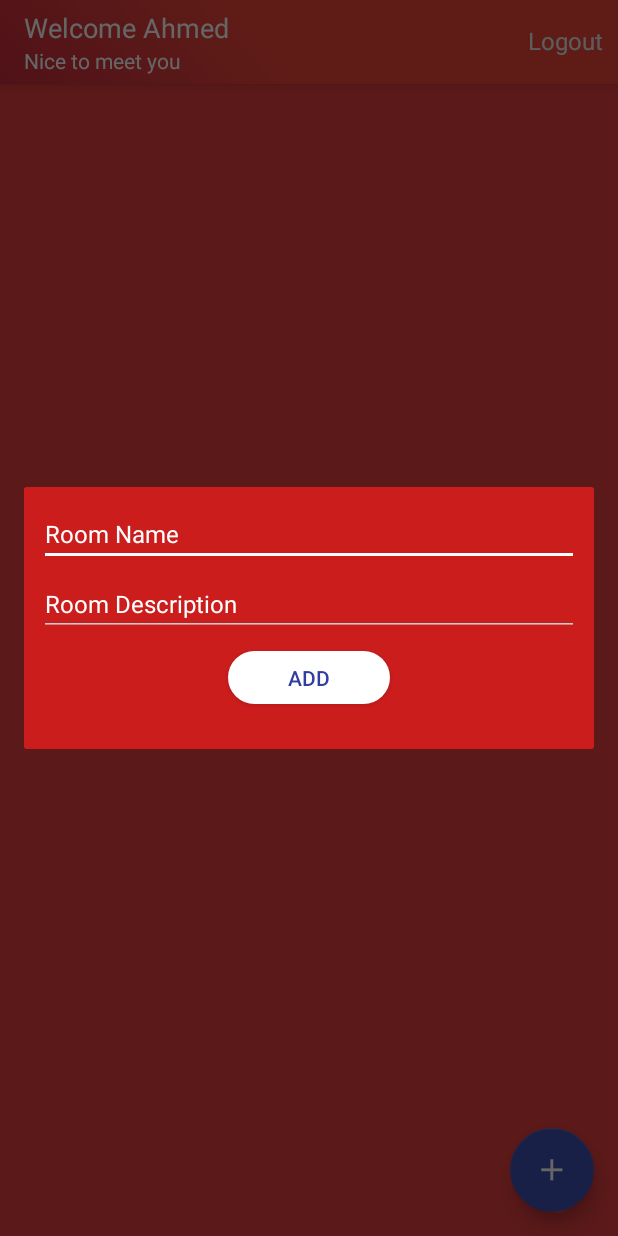
After one commit to AhmedFouad60/Foushenger, an Android app: the fragment AddChatRoomFragment placed in its activity, on a phone screen of 412 x 824 dp. The commit adds this screen. Run offline under Robolectric (Android 15) with nearby library versions, the phone set to English and light mode, and no system bars; libraries missing offline, so code that uses them is left out: io.realm; 2 statements that could not run were skipped.

Commit message:
adding dialog fragment to add new chat if the user is admin [i'll test it tomorrow :) ]

```diff
--- a/Foushenger/app/src/main/AndroidManifest.xml
+++ b/Foushenger/app/src/main/AndroidManifest.xml
@@ -22,7 +22,7 @@
         <activity android:name=".SignInActivity" />
 
         <activity android:name=".MainActivity"
-              android:theme="@style/AppTheme"
+
         />
 
         <activity android:name=".SignUpActivity"></activity>
--- /dev/null
+++ b/Foushenger/app/src/main/java/com/example/foush/foushenger/Fragments/AddChatRoomFragment.java
@@ -0,0 +1,90 @@
+package com.example.foush.foushenger.Fragments;
+
+import android.os.Bundle;
+import android.support.annotation.Nullable;
+import android.support.v4.app.DialogFragment;
+import android.view.LayoutInflater;
+import android.view.View;
+import android.view.ViewGroup;
+import android.widget.Button;
+import android.widget.EditText;
+import android.widget.Toast;
+
+import com.example.foush.foushenger.R;
+import com.example.foush.foushenger.models.ChatRoom;
+import com.example.foush.foushenger.models.MainResponse;
+import com.example.foush.foushenger.webservices.API;
+import com.example.foush.foushenger.webservices.ServiceGenerator;
+
+import retrofit2.Call;
+import retrofit2.Callback;
+import retrofit2.Response;
+
+/**
+ * Created by foush on 10/25/17.
+ */
+
+public class AddChatRoomFragment extends DialogFragment{
+
+    public AddChatRoomFragment(){}
+
+
+
+
+
+
+
+
+    @Nullable
+    @Override
+    public View onCreateView(LayoutInflater inflater, @Nullable ViewGroup container, Bundle savedInstanceState) {
+         View v=inflater.inflate(R.layout.fragment_add_chat_room,container,false);
+
+        Button btn_add_room=(Button)v.findViewById(R.id.btn_add_room);
+        final EditText RoomName=(EditText)v.findViewById(R.id.et_room_name);
+        final EditText RoomDesc=(EditText)v.findViewById(R.id.et_room_desc);
+
+        btn_add_room.setOnClickListener(new View.OnClickListener() {
+            @Override
+            public void onClick(View v) {
+                String chatName=RoomName.getText().toString();
+                String chatDesc=RoomDesc.getText().toString();
+                ChatRoom room=new ChatRoom();
+                room.room_name=chatName;
+                room.room_desc=chatDesc;
+                API add_chat_room= ServiceGenerator.createService(API.class);
+                Call<MainResponse> call=add_chat_room.addChatRoom(room);
+                call.enqueue(new Callback<MainResponse>() {
+                    @Override
+                    public void onResponse(Call<MainResponse> call, Response<MainResponse> response) {
+                        if(response.body().status=="1"){
+                            Toast.makeText(getActivity(), response.body().message, Toast.LENGTH_SHORT).show();
+                            dismiss();
+                        }else {
+                            Toast.makeText(getActivity(), response.body().message, Toast.LENGTH_SHORT).show();
+                            dismiss();
+                        }
+
+
+                    }
+
+                    @Override
+                    public void onFailure(Call<MainResponse> call, Throwable t) {
+
+                    }
+                });
+
+
+
+
+
+
+            }
+        });
+                return v;
+    }
+
+
+
+
+}
--- a/Foushenger/app/src/main/java/com/example/foush/foushenger/MainActivity.java
+++ b/Foushenger/app/src/main/java/com/example/foush/foushenger/MainActivity.java
@@ -1,14 +1,15 @@
 package com.example.foush.foushenger;
 
 import android.os.Bundle;
+import android.support.design.widget.FloatingActionButton;
 import android.support.v7.app.AppCompatActivity;
-import android.support.v7.widget.RecyclerView;
 import android.view.View;
-import android.widget.Button;
 import android.widget.ListView;
+import android.widget.TextView;
 import android.widget.Toast;
 
 import com.example.foush.foushenger.Adapter.ChatRoomsAdapter;
+import com.example.foush.foushenger.Fragments.AddChatRoomFragment;
 import com.example.foush.foushenger.Utils.Session;
 import com.example.foush.foushenger.models.ChatRoom;
 import com.example.foush.foushenger.models.User;
@@ -22,30 +23,63 @@ import retrofit2.Callback;
 import retrofit2.Response;
 
 public class MainActivity extends AppCompatActivity {
-    Button logout;
-    private RecyclerView recyclerView;
+    TextView logout;
+
+
+
     @Override
     protected void onCreate(Bundle savedInstanceState) {
         super.onCreate(savedInstanceState);
         setContentView(R.layout.activity_main);
+        TextView toolbarTitle=(TextView) findViewById(R.id.toolbar_title);
+
+        TextView toolbarDesc=(TextView)findViewById(R.id.toolbar_desc);
+
+        FloatingActionButton addCharRoomFab= (FloatingActionButton) findViewById(R.id.add_char_room_fab);
+
+
+
+
+
+
+
+
+        //get all rooms to the user after entering this activity
         getChatRooms();
 
         User user= Session.getInstance().getUser();
-/* Add fab button if the user is admin and set his email to the top bar
+// Add fab button if the user is admin and set his email to the top bar
         if(user != null){
            toolbarTitle.setText(getString(R.string.welcome)+user.username);
             toolbarDesc.setText(R.string.nice_to_meet_you);
             if(user.isAdmin){
                 toolbarDesc.setText(R.string.nice_to_meet_you_admin);
-                addCjarRoomFab.setvisibility(View.VISIBLE);
+                addCharRoomFab.setVisibility(View.VISIBLE);
             }else {
                 addCharRoomFab.setVisibility(View.GONE);
             }
 
         }
-        */
 
-        logout=(Button)findViewById(R.id.logout);
+        //add listener for the fab button
+
+        addCharRoomFab.setOnClickListener(new View.OnClickListener() {
+            @Override
+            public void onClick(View v) {
+                getSupportFragmentManager()
+                        .beginTransaction()
+                        .add(R.id.mainlayout,new AddChatRoomFragment(),"addChatRoom")
+                        .commit();
+
+            }
+        });
+
+
+
+
+
+
+        logout=(TextView)findViewById(R.id.toolbar_tv_logout);
         logout.setOnClickListener(new View.OnClickListener() {
             @Override
             public void onClick(View v) {
@@ -62,7 +96,7 @@ public class MainActivity extends AppCompatActivity {
 
     }//End of onCreate
 
-    private void getChatRooms(){
+   public void getChatRooms(){
 
         API api= ServiceGenerator.createService(API.class);
         Call<List<ChatRoom>> call=api.getAllChatRooms();
@@ -89,3 +123,38 @@ public class MainActivity extends AppCompatActivity {
 
     }
 }//End of the Activity
+
+/**notes
+ * **how to make fragment?
+ * first thing first :fragment is like the Activity  but we can put fragment within Activity thing that we
+ * can't do with Activity within Activity
+ *
+ * 1-make class addchatrooms extends [fragment]
+ * and @override at least onCreate and OnCreatView
+ *
+ * 2-go to his parent activity i.e(MainActivity) and use Fragment Actiivty to get it to this Activity
+ *       getSupportFragmentManager()
+                    .beginTransaction()
+                    .add(new AddChatRoomFragment(),"addChatRoom")
+                    .commit();
+ *
+ *
+ * 3-create the layout for the fragment
+ *
+ *
+ *
+ *
+ *
+ * **/
+
+
+
+ /*
+        include the fragment of dialog to ask admin to add chat Rooms when clik on the fab button
+
+        getSupportFragmentManager()
+                .beginTransaction()
+                .add(R.id.mainlayout,new AddChatRoomFragment(),"addChatRoom")
+                .commit();
+
+        */
--- /dev/null
+++ b/Foushenger/app/src/main/res/drawable/btn_login_bg.xml
@@ -0,0 +1,16 @@
+<?xml version="1.0" encoding="utf-8"?>
+<selector xmlns:android="http://schemas.android.com/apk/res/android">
+    <item android:state_pressed="true">
+        <shape>
+            <corners android:radius="360dp" />
+            <solid android:color="@color/colorPrimaryDark" />
+        </shape>
+    </item>
+
+    <item>
+        <shape>
+            <corners android:radius="360dp" />
+            <solid android:color="@color/white" />
+        </shape>
+    </item>
+</selector>
--- a/Foushenger/app/src/main/res/layout/activity_main.xml
+++ b/Foushenger/app/src/main/res/layout/activity_main.xml
@@ -1,64 +1,88 @@
 <?xml version="1.0" encoding="utf-8"?>
-<ScrollView
+<android.support.design.widget.CoordinatorLayout xmlns:android="http://schemas.android.com/apk/res/android"
+    xmlns:app="http://schemas.android.com/apk/res-auto"
     xmlns:tools="http://schemas.android.com/tools"
-    xmlns:app="http://schemas.android.com/apk/res-auto"
-    xmlns:android="http://schemas.android.com/apk/res/android"
-
-    android:layout_width="fill_parent"
-    android:layout_height="fill_parent"
-    android:fillViewport="true">
-<RelativeLayout
-
-
     android:layout_width="match_parent"
     android:layout_height="match_parent"
-    app:layout_behavior="@string/appbar_scrolling_view_behavior"
-    tools:showIn="@layout/activity_main"
-    tools:context=".MainActivity">
+    android:fitsSystemWindows="true"
+    tools:context=".MainActivity"
+    android:id="@+id/mainlayout"
+    >
 
-
-    <LinearLayout xmlns:android="http://schemas.android.com/apk/res/android"
-        android:layout_width="fill_parent"
-        android:layout_height="fill_parent"
-        android:orientation="vertical" >
-
-        <ListView
-            android:id="@+id/ListView"
-            android:layout_width="fill_parent"
-            android:layout_height="0dp"
-            android:layout_weight="1"
-            android:layout_marginBottom="10dp"
-            android:layout_marginTop="5dp"
-            android:background="@android:color/transparent"
-            android:cacheColorHint="@android:color/transparent"
-            android:divider="#CCCCCC"
-            android:dividerHeight="1dp"
-            android:paddingLeft="2dp"
-
-
-            >
-
-        </ListView>
-
-    </LinearLayout>
+    <android.support.design.widget.AppBarLayout
+        android:layout_width="match_parent"
+        android:layout_height="wrap_content"
 
 
 
-        <Button
-            android:id="@+id/logout"
 
-          android:layout_alignParentBottom="true"
-            android:textColor="@color/white"
-            android:layout_width="match_parent"
-            android:layout_height="wrap_content"
-            android:text="logout"
-            android:textAppearance="?android:textAppearanceMedium"
-
-            />
+        >
 
 
-</RelativeLayout>
+        <android.support.v7.widget.Toolbar
+            android:id="@+id/toolbar"
+            android:layout_width="match_parent"
+            android:layout_height="?attr/actionBarSize"
+            android:background="@drawable/bg_toolbar"
+            app:popupTheme="@style/AppTheme">
+
+            <RelativeLayout
+                android:layout_width="match_parent"
+                android:layout_height="match_parent"
+                android:gravity="center_vertical">
+
+                <LinearLayout
+                    android:layout_width="wrap_content"
+                    android:layout_height="wrap_content"
+                    android:layout_alignParentLeft="true"
+                    android:layout_alignParentStart="true"
+                    android:orientation="vertical">
+
+                    <TextView
+                        android:id="@+id/toolbar_title"
+                        android:layout_width="match_parent"
+                        android:layout_height="wrap_content"
+                        android:text="Welcome Ahmed"
+                        android:textColor="@color/white"
+                        android:textSize="18sp" />
+
+                    <TextView
+                        android:id="@+id/toolbar_desc"
+                        android:layout_width="match_parent"
+                        android:layout_height="wrap_content"
+                        android:text="Nice to meet you"
+                        android:textColor="@color/white" />
+
+                </LinearLayout>
+
+                <TextView
+                    android:id="@+id/toolbar_tv_logout"
+                    android:layout_width="wrap_content"
+                    android:layout_height="wrap_content"
+                    android:layout_alignParentEnd="true"
+                    android:layout_alignParentRight="true"
+                    android:layout_marginEnd="10dp"
+                    android:layout_marginRight="20dp"
+                    android:layout_marginTop="10dp"
+                    android:text="@string/logout"
+                    android:textColor="@color/colorDivider"
+                    android:textSize="16sp" />
+            </RelativeLayout>
+        </android.support.v7.widget.Toolbar>
+
+    </android.support.design.widget.AppBarLayout>
+
+    <android.support.design.widget.FloatingActionButton
+        android:id="@+id/add_char_room_fab"
+        android:layout_width="wrap_content"
+        android:layout_height="wrap_content"
+        android:layout_gravity="bottom|end"
+        android:layout_margin="16dp"
+        android:visibility="visible"
+        app:backgroundTint="@color/colorPrimary"
+        app:srcCompat="@drawable/ic_add_white_36dp" />
+
+    <include layout="@layout/content_main" />
 
 
-
-</ScrollView>
+</android.support.design.widget.CoordinatorLayout>
--- /dev/null
+++ b/Foushenger/app/src/main/res/layout/content_main.xml
@@ -0,0 +1,56 @@
+<?xml version="1.0" encoding="utf-8"?>
+<ScrollView
+    xmlns:tools="http://schemas.android.com/tools"
+    xmlns:app="http://schemas.android.com/apk/res-auto"
+    xmlns:android="http://schemas.android.com/apk/res/android"
+
+    android:layout_width="match_parent"
+    android:layout_height="match_parent"
+    android:fillViewport="true">
+    android:layout_marginBottom="16dp"
+    android:layout_marginTop="16dp"
+    <RelativeLayout
+
+
+        android:layout_width="match_parent"
+        android:layout_height="match_parent"
+        app:layout_behavior="@string/appbar_scrolling_view_behavior"
+        tools:showIn="@layout/activity_main"
+        tools:context=".MainActivity">
+
+
+        <LinearLayout xmlns:android="http://schemas.android.com/apk/res/android"
+            android:layout_width="fill_parent"
+            android:layout_height="fill_parent"
+            android:orientation="vertical" >
+
+            <ListView
+                android:id="@+id/ListView"
+                android:layout_width="fill_parent"
+
+               android:layout_height="match_parent"
+                android:layout_marginBottom="0dp"
+                android:layout_marginTop="55dp"
+                android:background="@android:color/transparent"
+                android:cacheColorHint="@android:color/transparent"
+                android:divider="#CCCCCC"
+                android:dividerHeight="1dp"
+                android:paddingLeft="2dp"
+
+
+                >
+
+            </ListView>
+
+        </LinearLayout>
+
+
+
+
+
+
+    </RelativeLayout>
+
+
+
+</ScrollView>
--- /dev/null
+++ b/Foushenger/app/src/main/res/layout/fragment_add_chat_room.xml
@@ -0,0 +1,88 @@
+<FrameLayout xmlns:android="http://schemas.android.com/apk/res/android"
+    xmlns:tools="http://schemas.android.com/tools"
+    android:layout_width="match_parent"
+    android:layout_height="wrap_content"
+    android:background="@color/primary_darker"
+    android:minWidth="250dp"
+    android:layout_marginTop="200dp"
+    tools:context="com.example.foush.foushenger.Fragments.AddChatRoomFragment">
+
+    <RelativeLayout
+        android:layout_width="match_parent"
+        android:layout_height="match_parent"
+
+
+        >
+
+        <LinearLayout
+            android:id="@+id/lnlt_body"
+            android:layout_width="match_parent"
+            android:layout_height="wrap_content"
+            android:orientation="vertical"
+            android:padding="10dp"
+            android:visibility="visible">
+
+            <EditText
+                android:id="@+id/et_room_name"
+                android:layout_width="match_parent"
+                android:layout_height="wrap_content"
+                android:hint="@string/room_name"
+                android:textColor="@color/white"
+                android:textColorHint="@color/white"
+                android:textSize="16sp" />
+
+            <EditText
+                android:id="@+id/et_room_desc"
+                android:layout_width="match_parent"
+                android:layout_height="wrap_content"
+                android:layout_marginTop="4dp"
+                android:hint="@string/room_desc"
+                android:textColor="@color/white"
+                android:textColorHint="@color/white"
+                android:textSize="16sp" />
+
+            <Button
+                android:id="@+id/btn_add_room"
+                android:layout_width="wrap_content"
+                android:layout_height="35dp"
+                android:layout_gravity="center"
+                android:layout_marginBottom="20dp"
+                android:layout_marginTop="10dp"
+                android:background="@drawable/btn_login_bg"
+                android:paddingEnd="40dp"
+                android:paddingLeft="40dp"
+                android:paddingRight="40dp"
+                android:paddingStart="40dp"
+                android:text="@string/add"
+                android:textColor="@color/colorPrimaryDark" />
+
+        </LinearLayout>
+
+        <RelativeLayout
+            android:id="@+id/rllt_loading"
+            android:layout_width="match_parent"
+            android:layout_height="wrap_content"
+            android:layout_marginBottom="20dp"
+            android:visibility="gone">
+
+            <ProgressBar
+                android:id="@+id/prgs_loading"
+                android:layout_width="wrap_content"
+                android:layout_height="wrap_content"
+                android:layout_centerInParent="true" />
+
+            <TextView
+                android:layout_width="match_parent"
+                android:layout_height="wrap_content"
+                android:layout_below="@id/prgs_loading"
+                android:layout_marginTop="25dp"
+                android:gravity="center"
+                android:text="Adding Room Please Wait ..."
+                android:textColor="@color/white"
+                android:textSize="14sp" />
+
+        </RelativeLayout>
+
+    </RelativeLayout>
+
+</FrameLayout>
--- a/Foushenger/app/src/main/res/layout/row_chat_room.xml
+++ b/Foushenger/app/src/main/res/layout/row_chat_room.xml
@@ -3,6 +3,7 @@
     android:layout_width="match_parent"
     android:layout_height="wrap_content"
     android:background="#fff"
+
     android:orientation="vertical"
 
     android:paddingTop="4dp">
```
